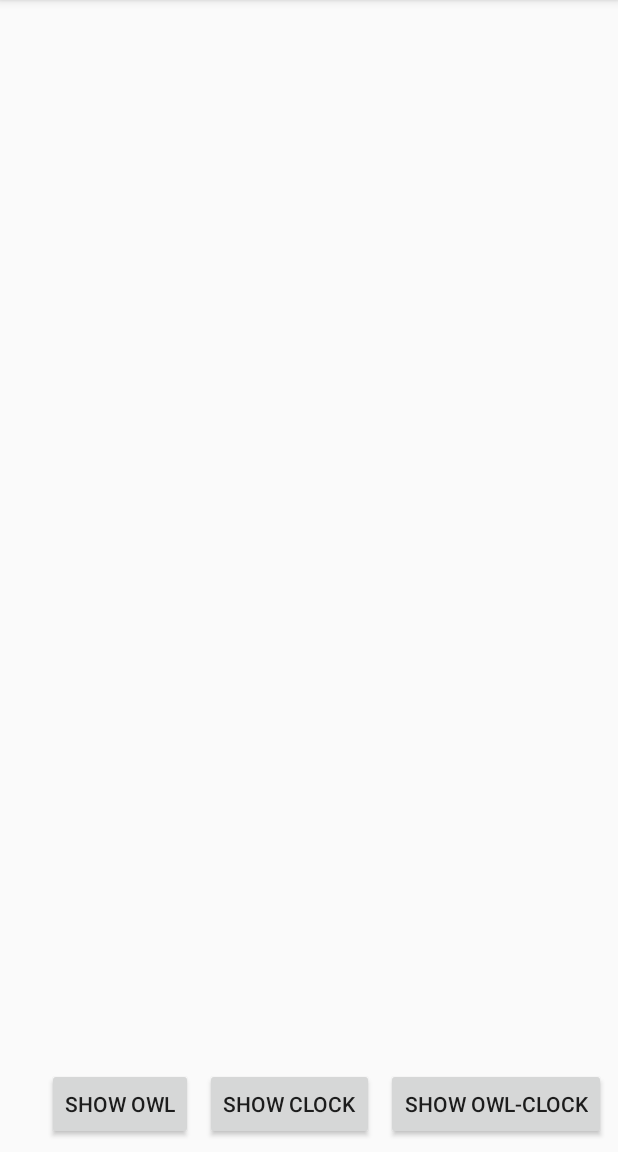
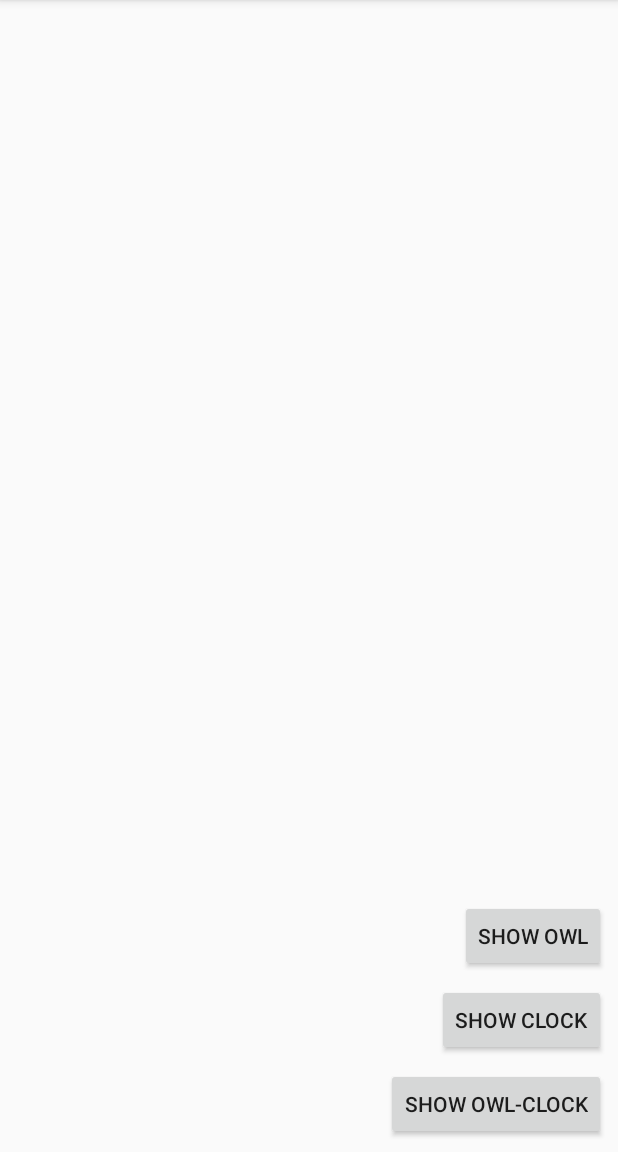
Before and after one commit to jazzz6992/AndrodHomeWork, an Android app: the screen it shows after launch (AnimationActivity), after a tap on "HW 4", on a phone screen of 412 x 824 dp, the part 84-1236 px from its top. Run offline under Robolectric (Android 15) with nearby library versions, the phone set to English and light mode, and no system bars; libraries missing offline, so code that uses them is left out: com.squareup.leakcanary; 2 statements that could not run were skipped; 2 other taps on this screen came first.

Commit message:
hw4 done

```diff
--- a/app/src/main/java/com/vsevolodvisnevskij/homework/hw2/LauncherActivity.java
+++ b/app/src/main/java/com/vsevolodvisnevskij/homework/hw2/LauncherActivity.java
@@ -70,6 +70,7 @@ public class LauncherActivity extends AppCompatActivity implements View.OnClickL
                 intent = new Intent(this, AnimationActivity.class);
                 startActivity(intent);
                 overridePendingTransition(R.anim.animation_activity_in, R.anim.animation_activity_out);
+                break;
             default:
                 Toast.makeText(this, getResources().getString(R.string.patience_text), Toast.LENGTH_SHORT).show();
                 break;
--- a/app/src/main/java/com/vsevolodvisnevskij/homework/hw4/OwlClockView.java
+++ b/app/src/main/java/com/vsevolodvisnevskij/homework/hw4/OwlClockView.java
@@ -56,7 +56,7 @@ public class OwlClockView extends FrameLayout {
     @Override
     protected void onSizeChanged(int w, int h, int oldw, int oldh) {
         super.onSizeChanged(w, h, oldw, oldh);
-        int owlHeight = h > w ? h / 10 : w / 10;
+        int owlHeight = h > w ? h / 15 : w / 15;
         int owlWidth = (int) (owlHeight * 0.75);
         params = new LayoutParams(owlWidth, owlHeight, Gravity.CENTER);
         imageView.setLayoutParams(params);
--- a/app/src/main/res/layout/activity_animation.xml
+++ b/app/src/main/res/layout/activity_animation.xml
@@ -13,8 +13,8 @@
         android:layout_marginBottom="8dp"
         android:layout_marginEnd="8dp"
         android:text="@string/show_clock"
-        app:layout_constraintBottom_toBottomOf="parent"
-        app:layout_constraintEnd_toStartOf="@+id/show_owl_clock_button" />
+        app:layout_constraintBottom_toTopOf="@+id/show_owl_clock_button"
+        app:layout_constraintEnd_toEndOf="parent" />
 
     <Button
         android:id="@+id/show_owl_button"
@@ -23,8 +23,8 @@
         android:layout_marginBottom="8dp"
         android:layout_marginEnd="8dp"
         android:text="@string/show_owl"
-        app:layout_constraintBottom_toBottomOf="parent"
-        app:layout_constraintEnd_toStartOf="@+id/show_clock_button" />
+        app:layout_constraintBottom_toTopOf="@+id/show_clock_button"
+        app:layout_constraintEnd_toEndOf="parent" />
 
     <Button
         android:id="@+id/show_owl_clock_button"
```
